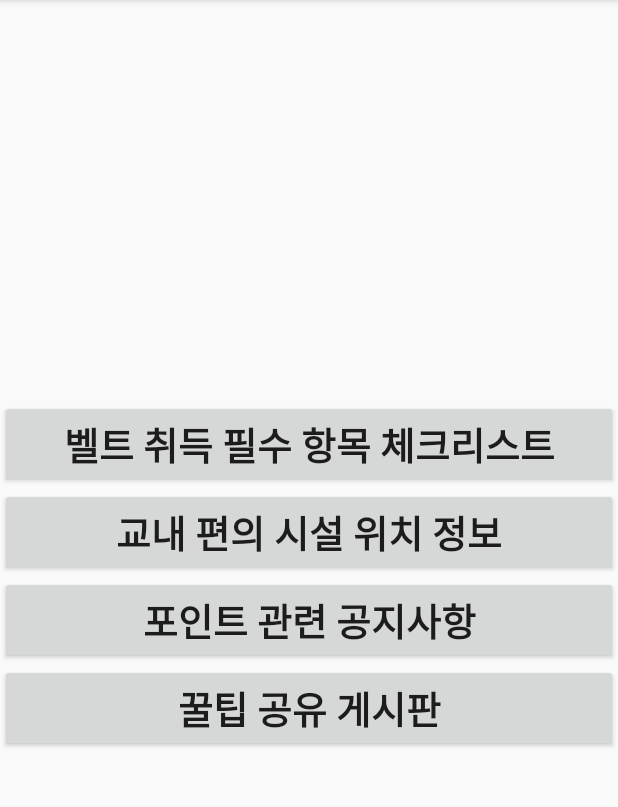
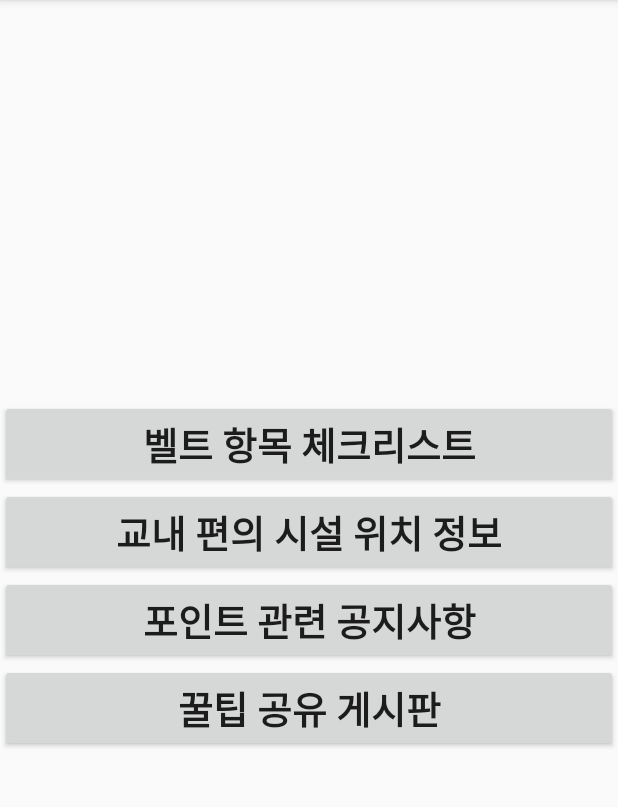
Before and after one commit to 0jiiino/JBNU_Project, an Android app: the screen it shows after launch (MainActivity), on a phone screen of 412 x 824 dp, the part 84-891 px from its top. Run offline under Robolectric (Android 15) with nearby library versions, the phone set to English and light mode, and no system bars; libraries missing offline, so code that uses them is left out: permissions.dispatcher; 1 statement that could not run was skipped.

Commit message:
글씨체

```diff
--- a/app/src/main/res/layout/activity_main.xml
+++ b/app/src/main/res/layout/activity_main.xml
@@ -12,7 +12,7 @@
         android:layout_width="match_parent"
         android:layout_height="wrap_content"
         android:fontFamily="@font/neodgm"
-        android:text="벨트 취득 필수 항목 체크리스트"
+        android:text="벨트 항목 체크리스트"
         android:textSize="25dp"
         android:textStyle="bold"
         android:id="@+id/belt"/>
```
